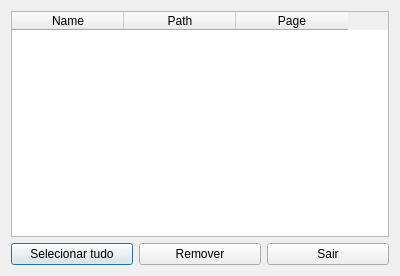
Qt form view/bookmark_manager_dialog.ui (mstuttgart/pynocchio) before a commit.
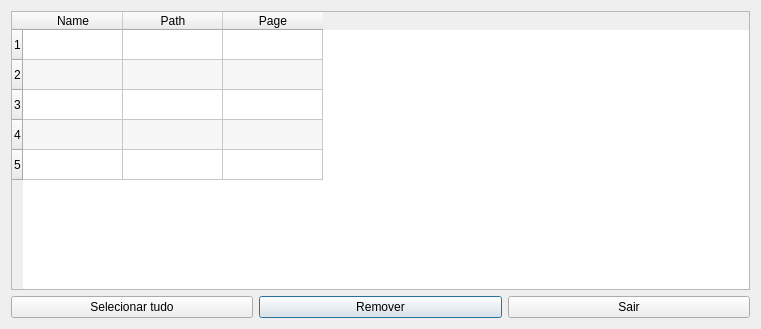
The same form after that commit.

Commit message: Bookmark manager implemented

The edit to the form file:
```diff
--- a/view/bookmark_manager_dialog.ui
+++ b/view/bookmark_manager_dialog.ui
@@ -6,8 +6,8 @@
    <rect>
     <x>0</x>
     <y>0</y>
-    <width>400</width>
-    <height>276</height>
+    <width>761</width>
+    <height>329</height>
    </rect>
   </property>
   <property name="windowTitle">
@@ -23,7 +23,10 @@
       </sizepolicy>
      </property>
      <property name="autoFillBackground">
-      <bool>true</bool>
+      <bool>false</bool>
+     </property>
+     <property name="frameShape">
+      <enum>QFrame::StyledPanel</enum>
      </property>
      <property name="autoScroll">
       <bool>true</bool>
@@ -31,9 +34,33 @@
      <property name="autoScrollMargin">
       <number>9</number>
      </property>
+     <property name="tabKeyNavigation">
+      <bool>true</bool>
+     </property>
+     <property name="showDropIndicator" stdset="0">
+      <bool>false</bool>
+     </property>
+     <property name="dragDropOverwriteMode">
+      <bool>false</bool>
+     </property>
+     <property name="alternatingRowColors">
+      <bool>true</bool>
+     </property>
+     <property name="selectionBehavior">
+      <enum>QAbstractItemView::SelectRows</enum>
+     </property>
+     <property name="showGrid">
+      <bool>true</bool>
+     </property>
+     <property name="sortingEnabled">
+      <bool>true</bool>
+     </property>
      <property name="wordWrap">
       <bool>true</bool>
      </property>
+     <property name="rowCount">
+      <number>5</number>
+     </property>
      <property name="columnCount">
       <number>3</number>
      </property>
@@ -41,11 +68,13 @@
       <bool>true</bool>
      </attribute>
      <attribute name="horizontalHeaderCascadingSectionResizes">
-      <bool>false</bool>
+      <bool>true</bool>
      </attribute>
-     <attribute name="horizontalHeaderDefaultSectionSize">
-      <number>112</number>
-     </attribute>
+     <row/>
+     <row/>
+     <row/>
+     <row/>
+     <row/>
      <column>
       <property name="text">
        <string>Name</string>
@@ -61,17 +90,20 @@
        <string>Page</string>
       </property>
      </column>
+     <item row="0" column="0">
+      <property name="font">
+       <font>
+        <strikeout>false</strikeout>
+       </font>
+      </property>
+      <property name="flags">
+       <set>ItemIsSelectable|ItemIsUserCheckable|ItemIsEnabled</set>
+      </property>
+     </item>
     </widget>
    </item>
    <item>
     <layout class="QGridLayout" name="gridLayout_2">
-     <item row="1" column="0">
-      <widget class="QPushButton" name="button_selection">
-       <property name="text">
-        <string>Selecionar tudo</string>
-       </property>
-      </widget>
-     </item>
      <item row="1" column="1">
       <widget class="QPushButton" name="button_remove">
        <property name="text">
@@ -86,6 +118,13 @@
        </property>
       </widget>
      </item>
+     <item row="1" column="0">
+      <widget class="QPushButton" name="button_selection">
+       <property name="text">
+        <string>Selecionar tudo</string>
+       </property>
+      </widget>
+     </item>
     </layout>
    </item>
   </layout>
```
Left out of the diff: 19 changed lines with no effect on the pictures. The commit also changes 12 other files.
